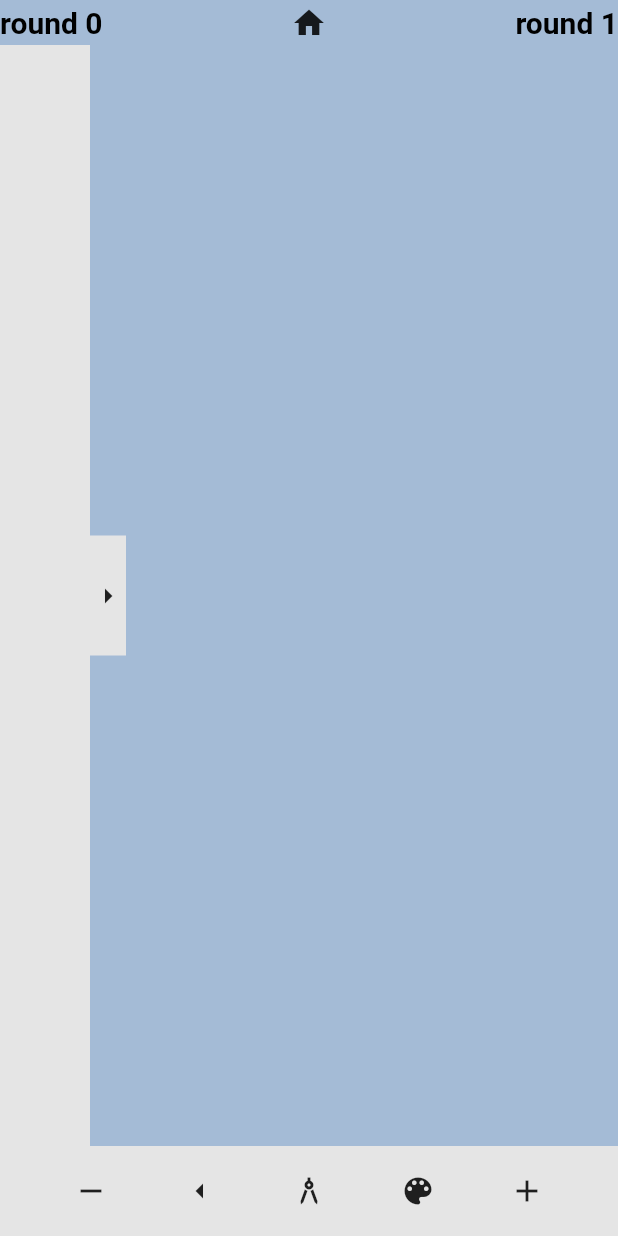
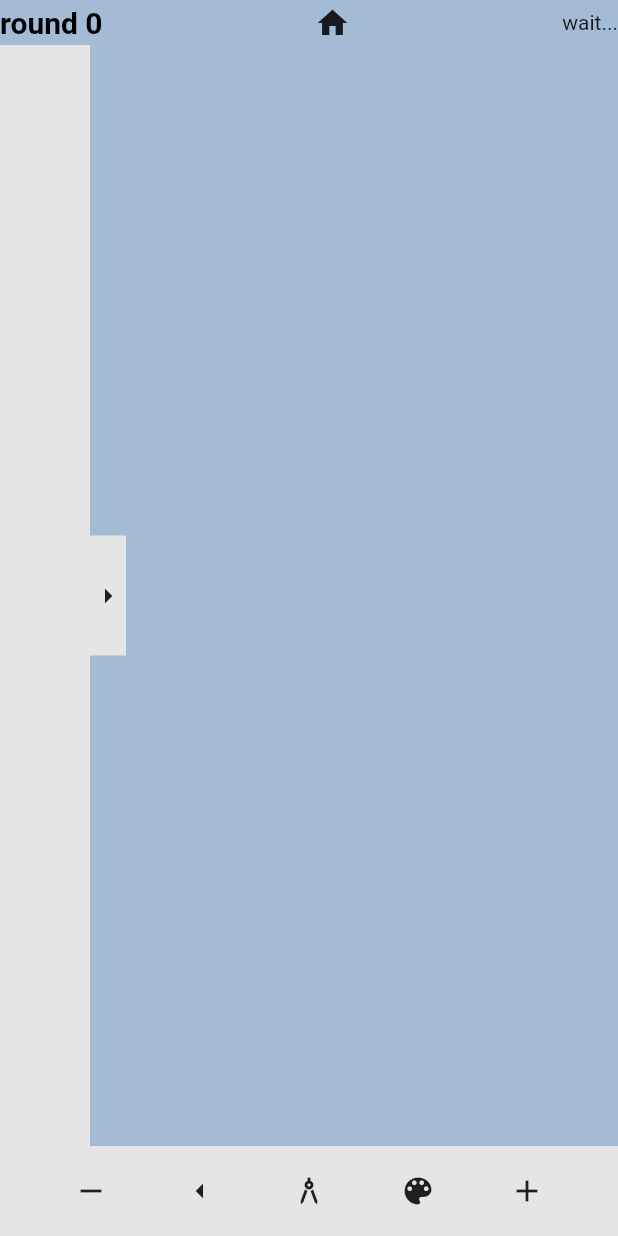
Before and after one commit to HoussemRabah/scribble, a Flutter app: the GamePage screen opened directly, on a phone screen of 412 x 824 dp. Run offline on Flutter 3.47's test engine with Material 2 defaults, Android fonts, the phone set to English and light mode, and no system bars; our stand-ins replace bloc, cloud_firestore, firebase_auth, flutter_bloc, flutter_svg, shared_preferences; missing offline and left inert: firebase, flutter_timer_countdown; accounts and stored records are empty; network calls fail.

Commit message:
add counter time & game end

```diff
--- a/lib/UI/pages/gamePage.dart
+++ b/lib/UI/pages/gamePage.dart
@@ -1,6 +1,8 @@
+import 'package:cloud_firestore/cloud_firestore.dart';
 import 'package:flutter/material.dart';
 import 'package:flutter_bloc/flutter_bloc.dart';
 import 'package:flutter_svg/flutter_svg.dart';
+import 'package:flutter_timer_countdown/flutter_timer_countdown.dart';
 import 'package:scribble/UI/widgets/buttons.dart';
 import 'package:scribble/bloc/game/game_bloc.dart';
 import 'package:scribble/bloc/roomBloc/room_bloc.dart';
@@ -25,7 +27,7 @@ class _GamePageState extends State<GamePage> {
   Widget build(BuildContext context) {
     return MultiBlocProvider(
       providers: [
-        BlocProvider.value(value: gameBloc..add(GameEventInit())),
+        BlocProvider.value(value: gameBloc..add(GameEventInit(context))),
         BlocProvider.value(value: roomBloc)
       ],
       child: Scaffold(
@@ -271,16 +273,29 @@ class HighBar extends StatelessWidget {
                   ),
                 ),
                 Icon(Icons.home),
-                Container(
-                  child: Text(
-                    "round 1",
-                    style: textStyleSmall.copyWith(color: Colors.black),
-                  ),
-                )
+                if (gameBloc.beginTime != null)
+                  Container(child: new Counter(time: gameBloc.beginTime!)),
+                if (gameBloc.beginTime == null) Text('wait...'),
               ]),
         );
       },
     );
+  }
+}
+
+class Counter extends StatelessWidget {
+  final Timestamp time;
+  const Counter({Key? key, required this.time}) : super(key: key);
+
+  @override
+  Widget build(BuildContext context) {
+    return TimerCountdown(
+        onEnd: () {
+          gameBloc.add(GameEventNextPlayer());
+        },
+        format: CountDownTimerFormat.secondsOnly,
+        enableDescriptions: false,
+        endTime: time.toDate().add(Duration(seconds: 80)));
   }
 }
 
--- a/lib/bloc/game/game_bloc.dart
+++ b/lib/bloc/game/game_bloc.dart
@@ -1,4 +1,6 @@
 import 'package:bloc/bloc.dart';
+import 'package:cloud_firestore/cloud_firestore.dart';
+import 'package:flutter/material.dart';
 import 'package:meta/meta.dart';
 import 'package:scribble/UI/pages/home.dart';
 import 'package:scribble/module/message.dart';
@@ -20,11 +22,14 @@ class GameBloc extends Bloc<GameEvent, GameState> {
   int totalScore = 0;
   int nowErrors = 0;
   String winner = "";
+  Timestamp? beginTime;
+  BuildContext? context;
 
   GameBloc() : super(GameInitial()) {
     on<GameEvent>((event, emit) async {
       if (event is GameEventInit) {
         if (roomBloc.roomId != null) {
+          context = event.context;
           messages = await database.getMessages(roomBloc.roomId!);
           winner = await database.getWinner(roomBloc.roomId!);
           database.gameListener(roomBloc.roomId!);
@@ -46,7 +51,7 @@ class GameBloc extends Bloc<GameEvent, GameState> {
         messages = await database.getMessages(roomBloc.roomId!);
         currentRound = await database.getCurrentRound(roomBloc.roomId!);
         winner = await database.getWinner(roomBloc.roomId!);
-
+        beginTime = await database.getTimeBegin(roomBloc.roomId!);
         currentPlayer = await database.getCurrentPlayer(roomBloc.roomId!);
         if (userBloc.user!.user!.uid == roomBloc.players[currentPlayer].id) {
           myTurn = true;
@@ -78,6 +83,8 @@ class GameBloc extends Bloc<GameEvent, GameState> {
 
       if (event is GameEventThisWord) {
         await database.setWord(roomBloc.roomId!, event.word);
+        Timestamp now = Timestamp.now();
+        await database.setTimeBegin(roomBloc.roomId!, now);
       }
 
       if (event is GameEventExpand) {
@@ -89,7 +96,6 @@ class GameBloc extends Bloc<GameEvent, GameState> {
         if (currentPlayer >= roomBloc.players.length) {
           currentPlayer = 0;
           await database.nextPlayer(roomBloc.roomId!, currentPlayer);
-
           add(GameEventNewRound());
         } else {
           database.nextPlayer(roomBloc.roomId!, currentPlayer);
@@ -102,7 +108,6 @@ class GameBloc extends Bloc<GameEvent, GameState> {
         currentRound++;
         if (currentRound >= roomBloc.rounds) {
           database.gameEnd(roomBloc.roomId!);
-          Future.delayed(Duration(seconds: 7));
 
           add(GameEventGameEnd());
         } else {
@@ -112,7 +117,10 @@ class GameBloc extends Bloc<GameEvent, GameState> {
         }
       }
 
-      if (event is GameEventGameEnd) {}
+      if (event is GameEventGameEnd) {
+        Navigator.of(context!)
+            .pushReplacement(MaterialPageRoute(builder: (context) => Home()));
+      }
     });
   }
 }
--- a/lib/bloc/game/game_event.dart
+++ b/lib/bloc/game/game_event.dart
@@ -3,7 +3,10 @@ part of 'game_bloc.dart';
 @immutable
 abstract class GameEvent {}
 
-class GameEventInit extends GameEvent {}
+class GameEventInit extends GameEvent {
+  BuildContext context;
+  GameEventInit(this.context) : super();
+}
 
 class GameEventRefresh extends GameEvent {}
 
--- a/lib/module/round.dart
+++ b/lib/module/round.dart
@@ -1,3 +1,5 @@
+import 'package:cloud_firestore/cloud_firestore.dart';
+
 class Round {
   String creatorId;
   int roundsNumber;
@@ -13,6 +15,7 @@ class Round {
       "listOfWords": ["h", "h", "h"],
       "currentWord": "",
       "winner": "",
+      "timeBegin": null,
     };
   }
 
@@ -26,6 +29,7 @@ class Round {
       "listOfWords": ["h", "h", "h"],
       "currentWord": "",
       "winner": "",
+      "timeBegin": null,
     };
   }
 }
--- a/pubspec.yaml
+++ b/pubspec.yaml
@@ -36,6 +36,7 @@ dependencies:
   shared_preferences: ^2.0.13
   firebase: ^9.0.2
   cloud_firestore: ^3.1.9
+  flutter_timer_countdown: ^1.0.3
 
 dev_dependencies:
   flutter_test:
```
Also changed, not shown: lib/repository/database_repo.dart (+21 -1 lines), pubspec.lock.
